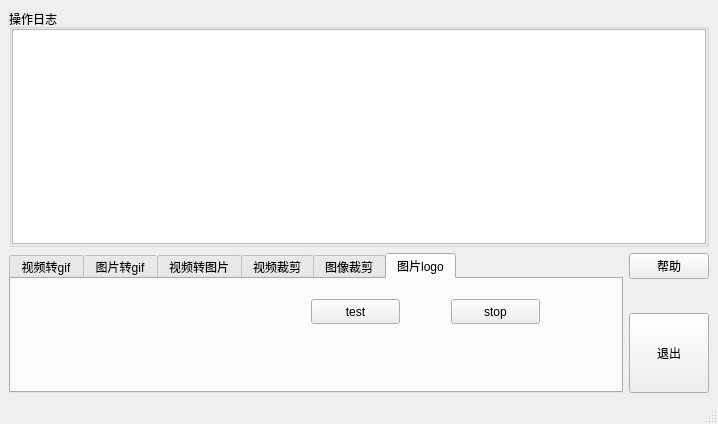
Old version of the form src/image_tools/image_tools_app/mainwindow.ui in the repository CastielLiu/tools_ws.
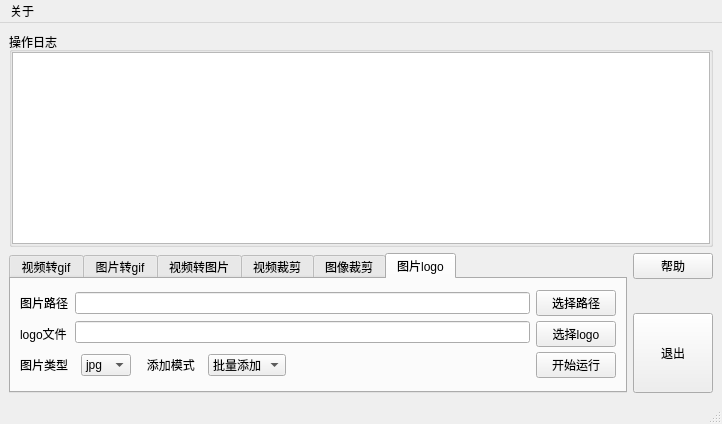
New version of the form. The open tabs and pages were chosen to show the change.

The edit to the form file:
```diff
--- a/src/image_tools/image_tools_app/mainwindow.ui
+++ b/src/image_tools/image_tools_app/mainwindow.ui
@@ -6,7 +6,7 @@
    <rect>
     <x>0</x>
     <y>0</y>
-    <width>718</width>
+    <width>722</width>
     <height>424</height>
    </rect>
   </property>
@@ -696,32 +696,162 @@
          <attribute name="title">
           <string>图片logo</string>
          </attribute>
-         <widget class="QPushButton" name="pushButton_test">
-          <property name="geometry">
-           <rect>
-            <x>300</x>
-            <y>20</y>
-            <width>89</width>
-            <height>25</height>
-           </rect>
+         <layout class="QVBoxLayout" name="verticalLayout_18">
+          <property name="spacing">
+           <number>3</number>
           </property>
-          <property name="text">
-           <string>test</string>
+          <property name="leftMargin">
+           <number>9</number>
           </property>
-         </widget>
-         <widget class="QPushButton" name="pushButton_stop">
-          <property name="geometry">
-           <rect>
-            <x>440</x>
-            <y>20</y>
-            <width>89</width>
-            <height>25</height>
-           </rect>
-          </property>
-          <property name="text">
-           <string>stop</string>
-          </property>
-         </widget>
+          <item>
+           <layout class="QHBoxLayout" name="horizontalLayout_16">
+            <property name="spacing">
+             <number>6</number>
+            </property>
+            <item>
+             <layout class="QVBoxLayout" name="verticalLayout_15">
+              <property name="spacing">
+               <number>5</number>
+              </property>
+              <item>
+               <widget class="QLabel" name="label_19">
+                <property name="text">
+                 <string>图片路径</string>
+                </property>
+               </widget>
+              </item>
+              <item>
+               <widget class="QLabel" name="label_20">
+                <property name="text">
+                 <string>logo文件</string>
+                </property>
+               </widget>
+              </item>
+             </layout>
+            </item>
+            <item>
+             <layout class="QVBoxLayout" name="verticalLayout_16">
+              <property name="spacing">
+               <number>5</number>
+              </property>
+              <item>
+               <widget class="QLineEdit" name="lineEdit_imagesAddLogo_imagePath">
+                <property name="minimumSize">
+                 <size>
+                  <width>0</width>
+                  <height>0</height>
+                 </size>
+                </property>
+               </widget>
+              </item>
+              <item>
+               <widget class="QLineEdit" name="lineEdit_imagesAddLogo_logo">
+                <property name="minimumSize">
+                 <size>
+                  <width>0</width>
+                  <height>0</height>
+                 </size>
+                </property>
+               </widget>
+              </item>
+             </layout>
+            </item>
+            <item>
+             <layout class="QVBoxLayout" name="verticalLayout_17">
+              <property name="spacing">
+               <number>5</number>
+              </property>
+              <item>
+               <widget class="QPushButton" name="pushButton_imagesAddLogo_selectImageDir">
+                <property name="text">
+                 <string>选择路径</string>
+                </property>
+               </widget>
+              </item>
+              <item>
+               <widget class="QPushButton" name="pushButton_imagesAddLogo_selectLogo">
+                <property name="text">
+                 <string>选择logo</string>
+                </property>
+               </widget>
+              </item>
+             </layout>
+            </item>
+           </layout>
+          </item>
+          <item>
+           <layout class="QHBoxLayout" name="horizontalLayout_15" stretch="1,1,1,1,10,1">
+            <property name="spacing">
+             <number>6</number>
+            </property>
+            <item>
+             <widget class="QLabel" name="label_21">
+              <property name="text">
+               <string>图片类型  </string>
+              </property>
+             </widget>
+            </item>
+            <item>
+             <widget class="QComboBox" name="comboBox_imageAddLogo_imgType">
+              <item>
+               <property name="text">
+                <string>jpg</string>
+               </property>
+              </item>
+              <item>
+               <property name="text">
+                <string>png</string>
+               </property>
+              </item>
+             </widget>
+            </item>
+            <item>
+             <widget class="QLabel" name="label_3">
+              <property name="text">
+               <string>   添加模式  </string>
+              </property>
+             </widget>
+            </item>
+            <item>
+             <widget class="QComboBox" name="comboBox_imagesAddLogo_mode">
+              <item>
+               <property name="text">
+                <string>批量添加</string>
+               </property>
+              </item>
+              <item>
+               <property name="text">
+                <string>逐张添加</string>
+               </property>
+              </item>
+             </widget>
+            </item>
+            <item>
+             <spacer name="horizontalSpacer_4">
+              <property name="orientation">
+               <enum>Qt::Horizontal</enum>
+              </property>
+              <property name="sizeHint" stdset="0">
+               <size>
+                <width>40</width>
+                <height>20</height>
+               </size>
+              </property>
+             </spacer>
+            </item>
+            <item>
+             <widget class="QPushButton" name="pushButton_imagesAddLogo_start">
+              <property name="text">
+               <string>开始运行</string>
+              </property>
+              <property name="checkable">
+               <bool>false</bool>
+              </property>
+             </widget>
+            </item>
+           </layout>
+          </item>
+         </layout>
         </widget>
        </widget>
       </item>
@@ -773,6 +903,28 @@
    </layout>
   </widget>
   <widget class="QStatusBar" name="statusbar"/>
+  <widget class="QMenuBar" name="menuBar">
+   <property name="geometry">
+    <rect>
+     <x>0</x>
+     <y>0</y>
+     <width>722</width>
+     <height>28</height>
+    </rect>
+   </property>
+   <widget class="QMenu" name="menu">
+    <property name="title">
+     <string>关于</string>
+    </property>
+    <addaction name="action_author"/>
+   </widget>
+   <addaction name="menu"/>
+  </widget>
+  <action name="action_author">
+   <property name="text">
+    <string>作者</string>
+   </property>
+  </action>
  </widget>
  <resources/>
  <connections/>
```
Left out of the diff: 16 changed lines with no effect on the pictures.
